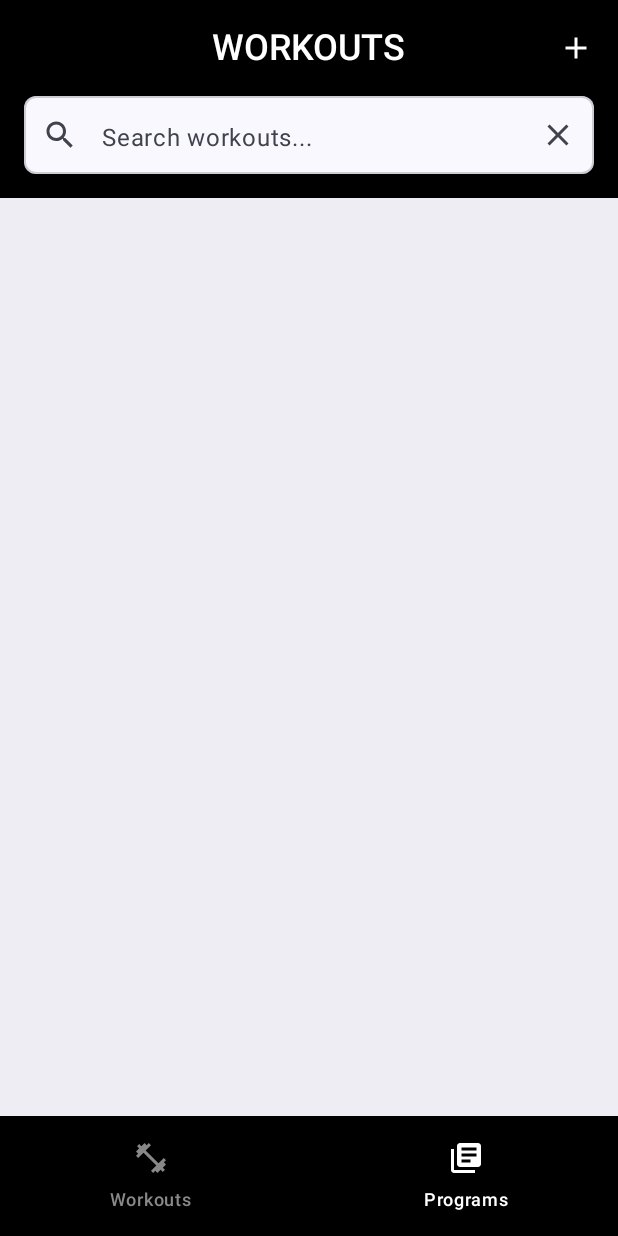
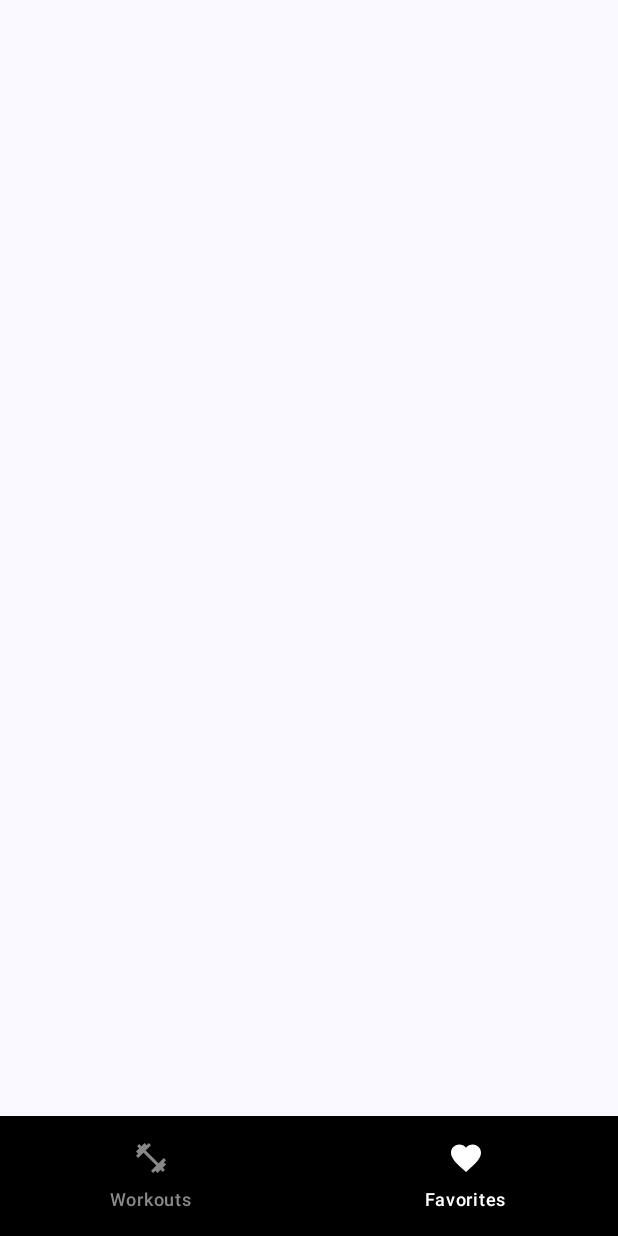
Before and after one commit to paul77uk/built4life-mobile2, an Android app built with Jetpack Compose: the screen it shows after launch (MainActivity), item 2 of the bottom bar chosen, on a phone screen of 412 x 824 dp. Run offline under Robolectric (Android 15) with nearby library versions, the phone set to English and light mode, and no system bars; our stand-ins replace Room's generated code.

```diff
--- a/app/src/main/java/com/example/built4life2/MainActivity.kt
+++ b/app/src/main/java/com/example/built4life2/MainActivity.kt
@@ -7,11 +7,22 @@ import androidx.activity.SystemBarStyle
 import androidx.activity.compose.setContent
 import androidx.activity.enableEdgeToEdge
 import androidx.compose.foundation.layout.fillMaxSize
+import androidx.compose.material3.Icon
+import androidx.compose.material3.NavigationBar
+import androidx.compose.material3.NavigationBarItem
+import androidx.compose.material3.NavigationBarItemDefaults
 import androidx.compose.material3.Scaffold
+import androidx.compose.material3.Text
+import androidx.compose.runtime.Composable
+import androidx.compose.runtime.getValue
 import androidx.compose.ui.Modifier
+import androidx.compose.ui.res.painterResource
 import androidx.core.splashscreen.SplashScreen.Companion.installSplashScreen
+import androidx.navigation.NavGraph.Companion.findStartDestination
+import androidx.navigation.compose.currentBackStackEntryAsState
 import androidx.navigation.compose.rememberNavController
 import com.example.built4life2.designsystem.theme.Built4Life2Theme
+import com.example.built4life2.presentation.navigation.NavBarItems
 import com.example.built4life2.presentation.navigation.NavGraph
 
 class MainActivity : ComponentActivity() {
@@ -25,21 +36,62 @@ class MainActivity : ComponentActivity() {
         )
         setContent {
             Built4Life2Theme {
-                val navController = rememberNavController()
-                Scaffold(
-                    modifier = Modifier.fillMaxSize()
-                ) { paddingValue ->
-                    NavGraph(
-                        navController = navController,
-                        paddingValues = paddingValue
-                    )
-                }
+                RootLayout()
             }
         }
     }
 }
 
-//@Composable
-//fun CreateNav(navController: NavHostController = rememberNavController()) {
-//    NavigationHost(navController = navController)
-//}
+@Composable
+fun RootLayout(
+) {
+    val navController = rememberNavController()
+    Scaffold(
+        modifier = Modifier.fillMaxSize(),
+        bottomBar = {
+            NavigationBar(
+                containerColor = androidx.compose.ui.graphics.Color.Black,
+            ) {
+                val backStackEntry by navController.currentBackStackEntryAsState()
+                val currentRoute = backStackEntry?.destination?.route
+                NavBarItems.BarItems.forEach { navItem ->
+                    NavigationBarItem(
+                        icon = {
+                            Icon(
+                                painterResource(navItem.image),
+                                contentDescription = navItem.title
+                            )
+                        },
+                        label = {
+                            Text(navItem.title)
+                        },
+                        selected = currentRoute == navItem.route,
+                        onClick = {
+                            navController.navigate(navItem.route) {
+                                popUpTo(navController.graph.findStartDestination().id) {
+                                    saveState = true
+                                }
+                                launchSingleTop = true
+                                restoreState = true
+                            }
+                        },
+                        colors = NavigationBarItemDefaults.colors(
+                            indicatorColor = androidx.compose.ui.graphics.Color.Black,
+                            selectedIconColor = androidx.compose.ui.graphics.Color.White,
+                            selectedTextColor = androidx.compose.ui.graphics.Color.White,
+                            unselectedIconColor = androidx.compose.ui.graphics.Color.Gray,
+                            unselectedTextColor = androidx.compose.ui.graphics.Color.Gray,
+                            disabledIconColor = androidx.compose.ui.graphics.Color.Gray,
+                            disabledTextColor = androidx.compose.ui.graphics.Color.Gray,
+                        )
+                    )
+                }
+            }
+        }
+    ) { paddingValue ->
+        NavGraph(
+            navController = navController,
+            paddingValues = paddingValue
+        )
+    }
+}
--- /dev/null
+++ b/app/src/main/java/com/example/built4life2/presentation/favorite/FavoriteScreen.kt
@@ -0,0 +1,9 @@
+package com.example.built4life2.presentation.favorite
+
+import androidx.compose.runtime.Composable
+import androidx.compose.ui.Modifier
+
+@Composable
+fun FavoriteScreen(modifier: Modifier = Modifier) {
+
+}
--- /dev/null
+++ b/app/src/main/java/com/example/built4life2/presentation/navigation/BarItem.kt
@@ -0,0 +1,7 @@
+package com.example.built4life2.presentation.navigation
+
+data class BarItem(
+    val title: String,
+    val image: Int,
+    val route: String
+)
--- /dev/null
+++ b/app/src/main/java/com/example/built4life2/presentation/navigation/NavBarItems.kt
@@ -0,0 +1,18 @@
+package com.example.built4life2.presentation.navigation
+
+import com.example.built4life2.R
+
+object NavBarItems {
+    val BarItems = listOf(
+        BarItem(
+            title = "Workouts",
+            image = R.drawable.dumbbell,
+            route = Route.WorkoutScreen.route
+        ),
+        BarItem(
+            title = "Favorites",
+            image = R.drawable.favorite,
+            route = Route.FavoriteScreen.route
+        ),
+    )
+}
--- a/app/src/main/java/com/example/built4life2/presentation/navigation/NavGraph.kt
+++ b/app/src/main/java/com/example/built4life2/presentation/navigation/NavGraph.kt
@@ -8,6 +8,7 @@ import androidx.compose.ui.Modifier
 import androidx.navigation.NavHostController
 import androidx.navigation.compose.NavHost
 import androidx.navigation.compose.composable
+import com.example.built4life2.presentation.favorite.FavoriteScreen
 import com.example.built4life2.presentation.workout.WorkoutScreen
 
 @Composable
@@ -18,9 +19,9 @@ fun NavGraph(
     NavHost(
         modifier = Modifier.padding(paddingValues).consumeWindowInsets(paddingValues),
         navController = navController,
-        startDestination = Route.WorkoutScreen
+        startDestination = Route.WorkoutScreen.route
     ) {
-        composable<Route.WorkoutScreen> {
+        composable(Route.WorkoutScreen.route) {
 //            val viewModel = koinViewModel<DashboardViewModel>()
 //            val state by viewModel.state.collectAsStateWithLifecycle()
             WorkoutScreen(
@@ -31,12 +32,12 @@ fun NavGraph(
 //                }
             )
         }
-    }
-}
-//        composable<Route.QuizScreen> {
+
+
+        composable(Route.FavoriteScreen.route) {
 //            val viewModel = koinViewModel<QuizViewModel>()
 //            val state by viewModel.state.collectAsStateWithLifecycle()
-//            QuizScreen(
+            FavoriteScreen(
 //                state = state,
 //                onAction = viewModel::onAction,
 //                event = viewModel.event,
@@ -48,8 +49,10 @@ fun NavGraph(
 //                        popUpTo<Route.QuizScreen> { inclusive = true }
 //                    }
 //                }
-//            )
-//        }
+            )
+        }
+    }
+}
 //        composable<Route.ResultScreen> {
 //            val viewModel = koinViewModel<ResultViewModel>()
 //            val state by viewModel.state.collectAsStateWithLifecycle()
--- a/app/src/main/java/com/example/built4life2/presentation/navigation/Route.kt
+++ b/app/src/main/java/com/example/built4life2/presentation/navigation/Route.kt
@@ -1,12 +1,7 @@
 package com.example.built4life2.presentation.navigation
 
-import kotlinx.serialization.Serializable
 
-@Serializable
-sealed interface Route {
-    @Serializable
-    data object WorkoutScreen : Route
-
-    @Serializable
-    data object ProgramScreen : Route
+sealed class Route(val route: String) {
+    data object WorkoutScreen : Route("workouts")
+    data object FavoriteScreen : Route("favorites")
 }
--- a/app/src/main/java/com/example/built4life2/presentation/workout/WorkoutScreen.kt
+++ b/app/src/main/java/com/example/built4life2/presentation/workout/WorkoutScreen.kt
@@ -18,28 +18,22 @@ import androidx.compose.material3.ExperimentalMaterial3Api
 import androidx.compose.material3.Icon
 import androidx.compose.material3.IconButton
 import androidx.compose.material3.MaterialTheme
-import androidx.compose.material3.NavigationBar
-import androidx.compose.material3.NavigationBarItem
-import androidx.compose.material3.NavigationBarItemDefaults
 import androidx.compose.material3.Scaffold
 import androidx.compose.material3.Text
 import androidx.compose.material3.TopAppBarDefaults
 import androidx.compose.runtime.Composable
 import androidx.compose.runtime.collectAsState
 import androidx.compose.runtime.getValue
-import androidx.compose.runtime.mutableIntStateOf
 import androidx.compose.runtime.mutableStateOf
 import androidx.compose.runtime.remember
 import androidx.compose.runtime.rememberCoroutineScope
 import androidx.compose.runtime.setValue
 import androidx.compose.ui.Modifier
 import androidx.compose.ui.graphics.Color
-import androidx.compose.ui.res.painterResource
 import androidx.compose.ui.text.font.FontWeight
 import androidx.compose.ui.unit.dp
 import androidx.compose.ui.unit.sp
 import androidx.lifecycle.viewmodel.compose.viewModel
-import com.example.built4life2.R
 import com.example.built4life2.customcomposables.PRDialog
 import com.example.built4life2.customcomposables.SearchField
 import com.example.built4life2.customcomposables.WorkoutCard
@@ -102,37 +96,6 @@ fun WorkoutScreen(
                 )
             )
         },
-        bottomBar = {
-            var selectedItem by remember { mutableIntStateOf(0) }
-            val items = listOf(
-                "Workouts" to R.drawable.dumbbell,
-                "Programs" to R.drawable.programs,
-
-            )
-            NavigationBar(
-                containerColor = Color.Black,
-            ) {
-                items.forEachIndexed { index, item ->
-                    NavigationBarItem(
-                        icon = { Icon(painterResource(item.second), contentDescription = item.first) },
-                        label = {
-                            Text(item.first)
-                        },
-                        selected = selectedItem == index,
-                        onClick = { selectedItem = index },
-                        colors = NavigationBarItemDefaults.colors(
-                            indicatorColor = Color.Black,
-                            selectedIconColor = Color.White,
-                            selectedTextColor = Color.White,
-                            unselectedIconColor = Color.Gray,
-                            unselectedTextColor = Color.Gray,
-                            disabledIconColor = Color.Gray,
-                            disabledTextColor = Color.Gray,
-                        )
-                    )
-                }
-            }
-        }
     ) { innerPadding ->
         Column(
             modifier = Modifier
--- /dev/null
+++ b/app/src/main/res/drawable/favorite.xml
@@ -0,0 +1,5 @@
+<vector xmlns:android="http://schemas.android.com/apk/res/android" android:height="24dp" android:tint="#000000" android:viewportHeight="24" android:viewportWidth="24" android:width="24dp">
+
+    <path android:fillColor="@android:color/white" android:pathData="M12,21.35l-1.45,-1.32C5.4,15.36 2,12.28 2,8.5 2,5.42 4.42,3 7.5,3c1.74,0 3.41,0.81 4.5,2.09C13.09,3.81 14.76,3 16.5,3 19.58,3 22,5.42 22,8.5c0,3.78 -3.4,6.86 -8.55,11.54L12,21.35z"/>
+
+</vector>
```
